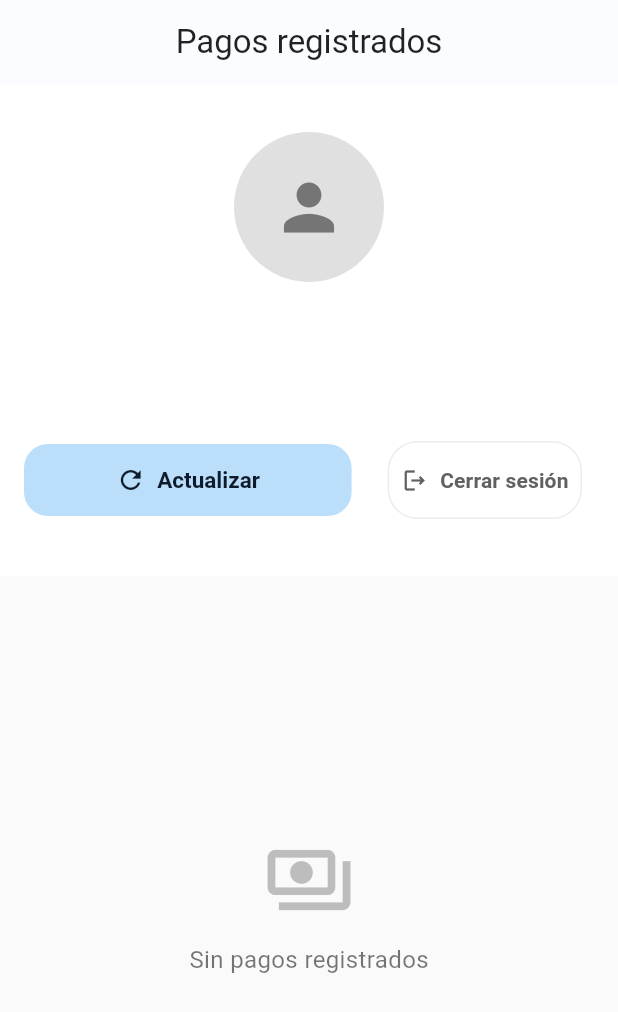
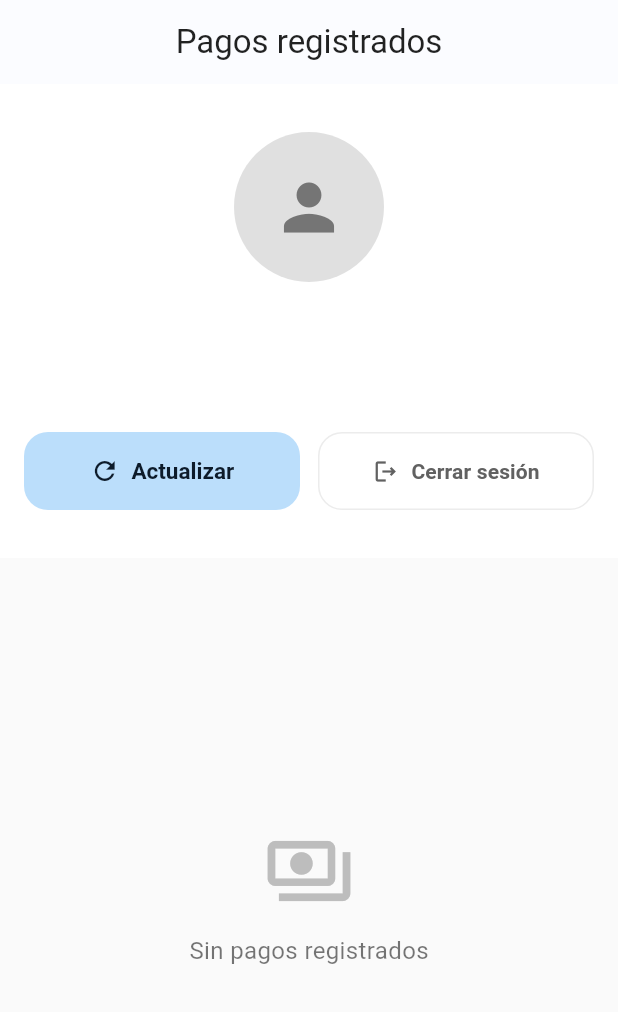
Before and after one commit to jeffersonmejia/practicas-flutter, a Flutter app: the screen it shows once a user with an empty profile is signed in, on a phone screen of 412 x 824 dp. Shown: the top 1012 px of the screen. Run offline on Flutter 3.47's test engine with Material 3 defaults, Android fonts, the light colour scheme and no system bars; our stand-ins replace cloud_firestore, dio, file_picker, firebase_auth, firebase_core, firebase_crashlytics and 6 more; missing offline and left inert: google_mlkit_text_recognition, pdfx; accounts and stored records are empty.

Commit message:
fix: space logout

```diff
--- a/cliente_automatizacion_pago/lib/screens/ver_pagos.dart
+++ b/cliente_automatizacion_pago/lib/screens/ver_pagos.dart
@@ -133,7 +133,6 @@ class _VerPagosPageState extends State<VerPagosPage> {
                   Row(
                     children: [
                       Expanded(
-                        flex: 3, // Mantengo actualizar amplio
                         child: ElevatedButton.icon(
                           onPressed: cargar,
                           icon: const Icon(Icons.refresh, size: 20),
@@ -142,17 +141,14 @@ class _VerPagosPageState extends State<VerPagosPage> {
                             backgroundColor: botonActualizarFondo,
                             foregroundColor: botonActualizarTexto,
                             shape: RoundedRectangleBorder(borderRadius: BorderRadius.circular(16)),
-                            padding: const EdgeInsets.symmetric(vertical: 12),
+                            padding: const EdgeInsets.symmetric(vertical: 16),
                             textStyle: const TextStyle(fontWeight: FontWeight.w600, fontSize: 15),
                             elevation: 0,
                           ),
                         ),
                       ),
-                      const SizedBox(width: 16),
+                      const SizedBox(width: 12), // gap uniforme
                       Expanded(
-                        flex: 2, // Mayor espacio horizontal para cerrar sesión
-                        child: Container(
-                          padding: const EdgeInsets.symmetric(vertical: 6, horizontal: 8),
                         child: OutlinedButton.icon(
                           onPressed: cerrarSesion,
                           icon: Icon(Icons.logout_outlined, size: 18, color: botonCerrarTexto),
@@ -162,11 +158,10 @@ class _VerPagosPageState extends State<VerPagosPage> {
                           ),
                           style: OutlinedButton.styleFrom(
                             backgroundColor: Colors.white,
-                              shape: RoundedRectangleBorder(borderRadius: BorderRadius.circular(20)),
-                              side: BorderSide(color: Colors.grey.withOpacity(0.2)), // borde muy sutil
+                            shape: RoundedRectangleBorder(borderRadius: BorderRadius.circular(16)),
+                            side: BorderSide(color: Colors.grey.withOpacity(0.2)),
                             padding: const EdgeInsets.symmetric(vertical: 16),
                             elevation: 0,
-                            ),
                           ),
                         ),
                       ),
```
Lines whose indentation alone changed are shown as unchanged.
